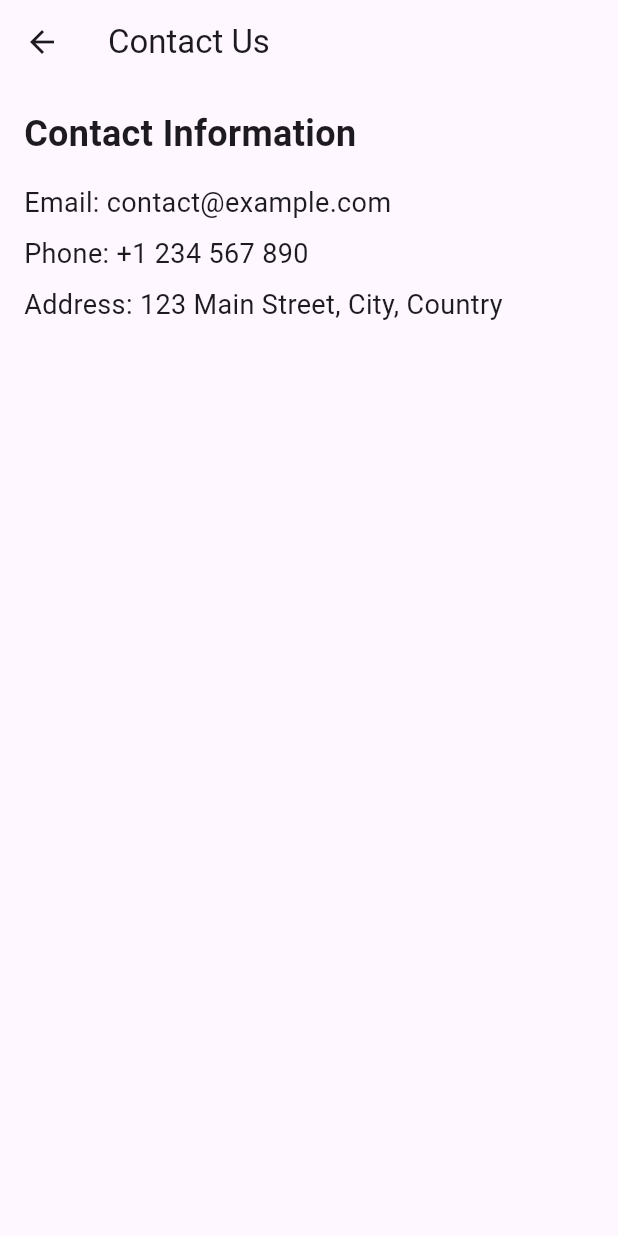
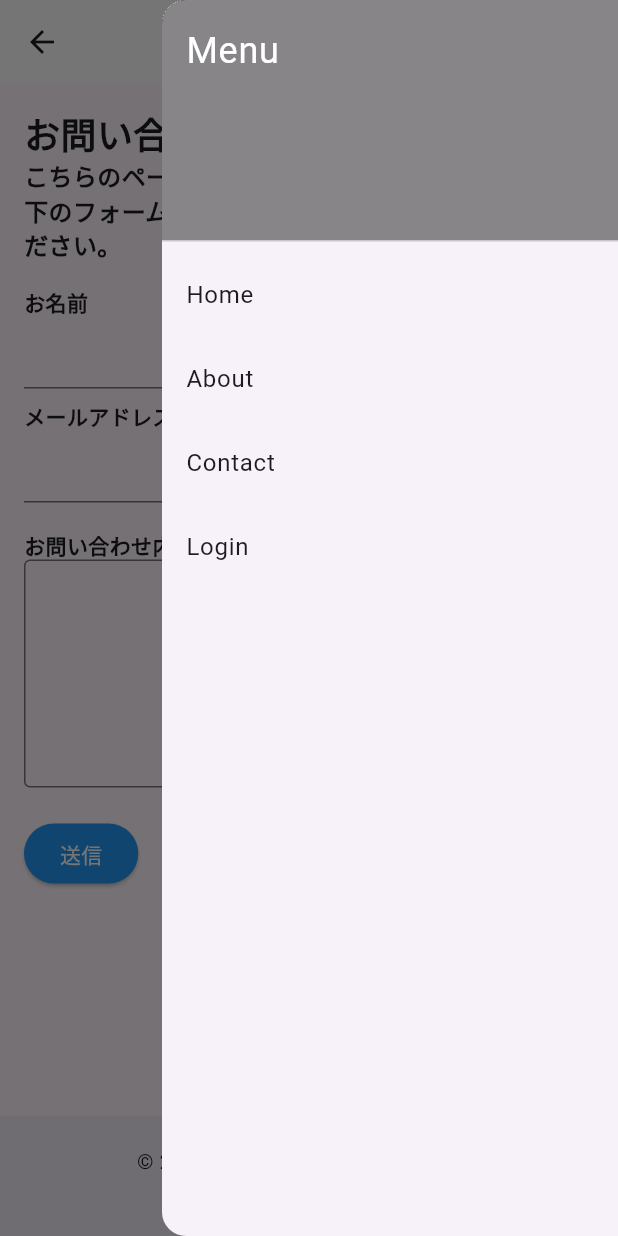
Before and after one commit to A-Sakagami/flutter_application, a Flutter app: the ContactPage screen opened by its route, with the side drawer open (before the commit the screen has no drawer), on a phone screen of 412 x 824 dp. Run offline on Flutter 3.47's test engine with Material 3 defaults, Android fonts, the phone set to English and light mode, and no system bars.

Commit message:
ヘッダー・フッターのウィジェット化・お問い合わせフォームの見切れ防止

```diff
--- a/lib/pages/contact.dart
+++ b/lib/pages/contact.dart
@@ -1,44 +1,86 @@
 import 'package:flutter/material.dart';
+import '../widgets/custom_header.dart';
+import '../widgets/custom_drawer.dart';
+import '../widgets/custom_footer.dart';
 
-class ContactPage extends StatelessWidget implements PreferredSizeWidget{
+class ContactPage extends StatefulWidget{
   const ContactPage({super.key});
 
   @override
-  Size get preferredSize => const Size.fromHeight(kToolbarHeight);
+  ContactPageState createState() => ContactPageState();
+}
+
+class ContactPageState extends State<ContactPage>{
+  final TextEditingController _nameController = TextEditingController();
+  final TextEditingController _emailController = TextEditingController();
+  final TextEditingController _messageController = TextEditingController();
 
   @override
   Widget build(BuildContext context) {
     return Scaffold(
-      appBar: AppBar(
-        title: Text('Contact Us'),
-      ),
-      body: Padding(
+      appBar: const CustomHeader(),
+      endDrawer: const CustomDrawer(),
+      body: SingleChildScrollView(
+        child: Padding(
           padding: const EdgeInsets.all(16.0),
           child: Column(
             crossAxisAlignment: CrossAxisAlignment.start,
             children: <Widget>[
               Text(
-              'Contact Information',
+                'お問い合わせ',
                 style: TextStyle(fontSize: 24, fontWeight: FontWeight.bold),
               ),
+              Text(
+                'こちらのページからお問い合わせいただけます。以下のフォームに必要事項をご記入の上、送信してください。',
+                style: TextStyle(fontSize: 16, fontWeight: FontWeight.bold),
+              ),
               SizedBox(height: 16),
-            Text(
-              'Email: contact@example.com',
-              style: TextStyle(fontSize: 18),
+              Text('お名前', style: TextStyle(fontWeight: FontWeight.bold)),
+              TextField(controller: _nameController),
+              SizedBox(height: 8),
+              Text('メールアドレス', style: TextStyle(fontWeight: FontWeight.bold)),
+              TextField(controller: _emailController, keyboardType: TextInputType.emailAddress),
+              SizedBox(height: 8),
+              SizedBox(height: 10),
+              Text('お問い合わせ内容', style: TextStyle(fontWeight: FontWeight.bold)),
+              TextField(
+                controller: _messageController,
+                maxLines: 5,
+                decoration: InputDecoration(border: OutlineInputBorder()),
               ),
-            SizedBox(height: 8),
-            Text(
-              'Phone: +1 234 567 890',
-              style: TextStyle(fontSize: 18),
+              SizedBox(height: 20),
+              ElevatedButton(
+                style: ElevatedButton.styleFrom(
+                  backgroundColor: Colors.blue,
+                  foregroundColor: Colors.white,
                 ),
-            SizedBox(height: 8),
-            Text(
-              'Address: 123 Main Street, City, Country',
-              style: TextStyle(fontSize: 18),
+                onPressed: () {
+                  showDialog(
+                    context: context,
+                    builder: (context) => AlertDialog(
+                      title: Text('送信完了'),
+                      content: Text('お問い合わせありがとうございます！'),
+                      actions: [
+                        TextButton(
+                          onPressed: () {
+                            Navigator.pop(context);
+                            _nameController.clear();
+                            _emailController.clear();
+                            _messageController.clear();
+                          },
+                          child: Text('OK'),
+                        ),
+                      ],
+                    ),
+                  );
+                },
+                child: Text('送信'),
               ),
             ],
           ),
         ),
+      ),
+      bottomNavigationBar: const CustomFooter(),
     );
   }
 }
--- /dev/null
+++ b/lib/widgets/custom_drawer.dart
@@ -0,0 +1,36 @@
+import 'package:flutter/material.dart';
+
+class CustomDrawer extends StatelessWidget {
+  const CustomDrawer({super.key});
+
+  @override
+  Widget build(BuildContext context) {
+    return Drawer(
+      child: ListView(
+        padding: EdgeInsets.zero,
+        children: <Widget>[
+          const DrawerHeader(
+            decoration: BoxDecoration(color: Colors.black45),
+            child: Text('Menu', style: TextStyle(color: Colors.white, fontSize: 24)),
+          ),
+          ListTile(
+            title: const Text('Home'),
+            onTap: () => Navigator.pushNamed(context, '/'),
+          ),
+          ListTile(
+            title: const Text('About'),
+            onTap: () => Navigator.pushNamed(context, '/about'),
+          ),
+          ListTile(
+            title: const Text('Contact'),
+            onTap: () => Navigator.pushNamed(context, '/contact'),
+          ),
+          ListTile(
+            title: const Text('Login'),
+            onTap: () => Navigator.pushNamed(context, '/login'),
+          ),
+        ],
+      ),
+    );
+  }
+}
--- /dev/null
+++ b/lib/widgets/custom_footer.dart
@@ -0,0 +1,15 @@
+import 'package:flutter/material.dart';
+
+class CustomFooter extends StatelessWidget {
+  const CustomFooter({super.key});
+
+  @override
+  Widget build(BuildContext context) {
+    return BottomAppBar(
+      child: Padding(
+        padding: EdgeInsets.all(8.0),
+        child: Text('© 2024 My Flutter App, A-Sakagami', textAlign: TextAlign.center),
+      ),
+    );
+  }
+}
--- a/lib/widgets/custom_header.dart
+++ b/lib/widgets/custom_header.dart
@@ -9,7 +9,10 @@ class CustomHeader extends StatelessWidget implements PreferredSizeWidget {
   @override
   Widget build(BuildContext context) {
     return AppBar(
-      title: const Text("My App"),
+      title: Text(
+        ModalRoute.of(context)?.settings.arguments as String? ?? "Workflow Tool",
+        style: const TextStyle(color: Colors.black, fontSize: 24),
+      ),
       centerTitle: true,
       backgroundColor: Colors.white,
       shadowColor: Colors.white30,
@@ -18,7 +21,12 @@ class CustomHeader extends StatelessWidget implements PreferredSizeWidget {
           builder: (context) => IconButton(
             icon: const Icon(Icons.menu),
             onPressed: () {
-              Scaffold.of(context).openEndDrawer(); // endDrawer を開く
+              final scaffoldState = Scaffold.maybeOf(context);
+              if (scaffoldState != null && scaffoldState.hasEndDrawer) {
+                scaffoldState.openEndDrawer();
+              } else {
+                debugPrint("Scaffold の endDrawer が見つかりませんでした");
+              }
             },
           ),
         ),
```
Also changed, not shown: lib/pages/about.dart (+20 -11 lines), lib/pages/admin.dart (+4 -3 lines), lib/pages/index.dart (+32 -36 lines), lib/pages/login.dart (+11 -4 lines). Lines whose indentation alone changed are shown as unchanged.
